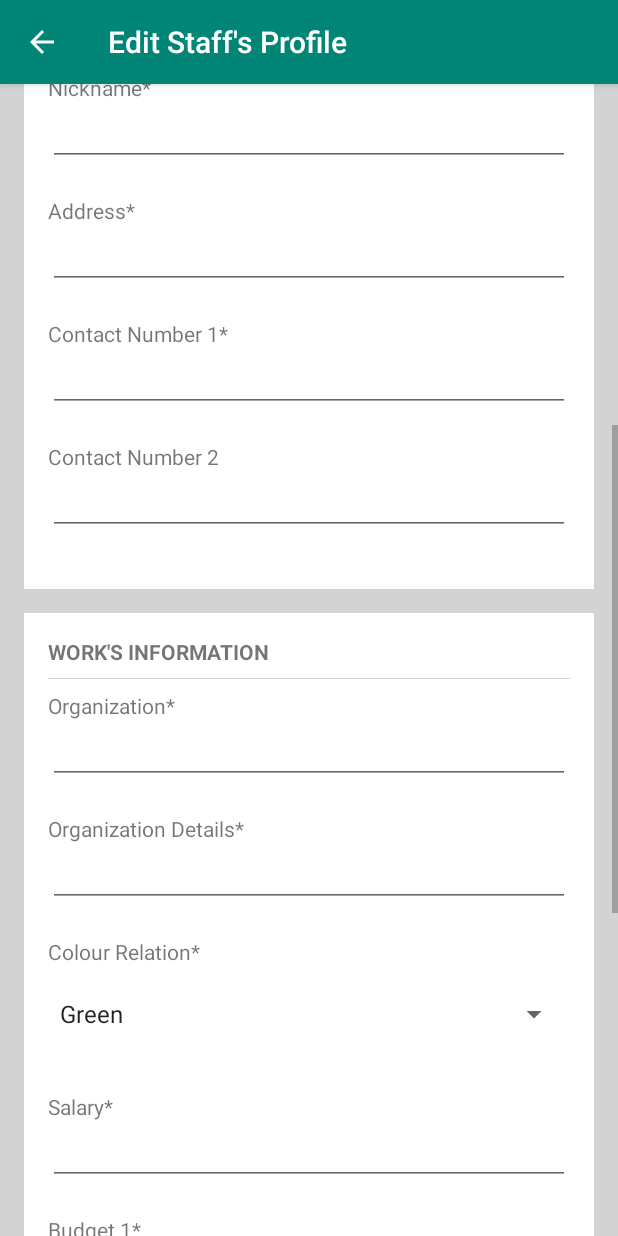
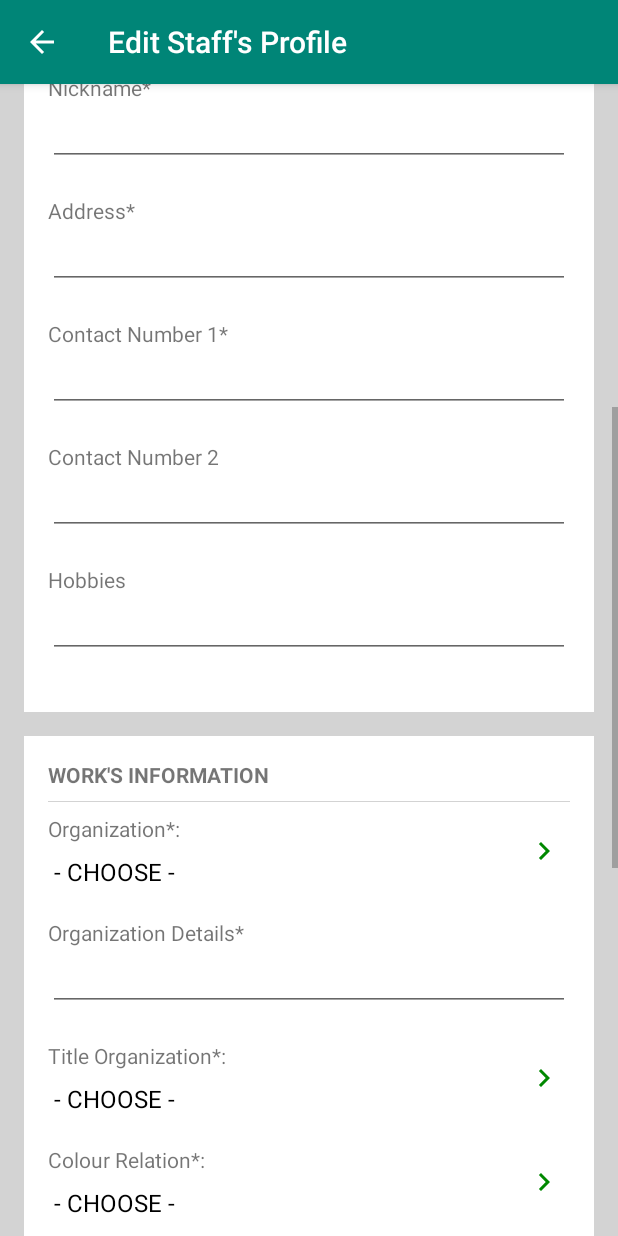
Before and after one commit to geneticdie/eContact, an Android app: the Profile screen opened directly, with no data from a screen before it, scrolled down 537 dp, on a phone screen of 412 x 824 dp. Run offline under Robolectric (Android 15) with nearby library versions, the phone set to English and light mode, and no system bars; our stand-ins replace Firebase (no records; nobody signed in at launch, a user with empty details on screens opened directly); libraries missing offline, so code that uses them is left out: com.theartofdev.edmodo, com.weiwangcn.betterspinner, in.galaxyofandroid.spinerdialog; 12 statements that could not run were skipped.

Commit message:
Added new features

```diff
--- a/app/build.gradle
+++ b/app/build.gradle
@@ -6,6 +6,7 @@ android {
     defaultConfig {
         applicationId "xyz.voltwilz.employee"
         minSdkVersion 23
+
         targetSdkVersion 29
         versionCode 1
         versionName "1.0"
--- a/app/src/main/java/xyz/voltwilz/employee/Profile.java
+++ b/app/src/main/java/xyz/voltwilz/employee/Profile.java
@@ -51,6 +51,7 @@ import com.theartofdev.edmodo.cropper.CropImageView;
 import com.weiwangcn.betterspinner.library.material.MaterialBetterSpinner;
 
 import java.text.SimpleDateFormat;
+import java.util.ArrayList;
 import java.util.Date;
 import java.util.HashMap;
 import java.util.Map;
@@ -60,6 +61,9 @@ import androidx.annotation.Nullable;
 import androidx.appcompat.app.AppCompatActivity;
 import androidx.core.app.ActivityCompat;
 import androidx.core.content.ContextCompat;
+import in.galaxyofandroid.spinerdialog.OnSpinerItemClick;
+import in.galaxyofandroid.spinerdialog.SpinnerDialog;
+import xyz.voltwilz.employee.ClassOnly.Master;
 import xyz.voltwilz.employee.ClassOnly.UserProfile;
 
 import static xyz.voltwilz.employee.FragmentManageUser.EXTRA_KEYVALUE;
@@ -72,6 +76,11 @@ public class Profile extends AppCompatActivity {
     DatabaseReference mRootRef = FirebaseDatabase.getInstance().getReference();
     DatabaseReference usersRef = mRootRef.child("Staffs");
     DatabaseReference budgetRef = mRootRef.child("Budget");
+    DatabaseReference masterRef = mRootRef.child("Master");
+    DatabaseReference organizationRef = masterRef.child("Organization");
+    DatabaseReference colourRef = masterRef.child("Colour");
+    DatabaseReference relationshipRef = masterRef.child("Relationship");
+    DatabaseReference titleRef = masterRef.child("Title");
     StorageReference profpicStoreRef = FirebaseStorage.getInstance().getReference("Profile_Picture");
     StorageReference delRef = FirebaseStorage.getInstance().getReference();
     String currentUserUID;
@@ -79,19 +88,25 @@ public class Profile extends AppCompatActivity {
     UploadTask uploadTask;
 
     RelativeLayout profileRootLayout;
-    LinearLayout profile_wholeLayout;
+    LinearLayout profile_wholeLayout, profile_layoutOrganization, profile_layoutTitleOrg, profile_layoutColourRelation;
     ProgressBar profile_progressBar;
     //MaterialBetterSpinner materialBetterSpinner;
     Spinner spinner, spinnerTypeBudget1, spinnerTypeBudget2;
-    TextView tv_TypeBudget2;
-    EditText mFirstname, mLastname, mNickname, mAddress, mSalary, mCtcNum1, mCtcNum2, mOrganization,
-            mOrgaDetail, mBudget1, mBudget2;
+    SpinnerDialog spinnerDialogOrganization, spinnerDialogColour, spinnerDialogTitle, spinnerDialogRelationship;
+    TextView tv_TypeBudget2, mOrganization, mColourRelation, mTitleOrg;
+    EditText mFirstname, mLastname, mNickname, mAddress, mSalary, mCtcNum1, mCtcNum2,
+            mOrgaDetail, mBudget1, mBudget2, mHobbies;
     ImageView profileProfPic;
     String profileFirstName, profileLastName, profileNickname, profileAddress, profileCtcNum1,
-            profileCtcNum2, profileOrganization, profileOrgaDetail, profileTypeBudget1, profileTypeBudget2;
+            profileCtcNum2, profileOrganization, profileOrgaDetail, profileTypeBudget1, profileTypeBudget2,
+            profileHobbies, profileTitleOrg, profileColour;
     String keyValue, colourRelationValue, typeBudget1Value, typeBudget2Value, currentYearString, currentDateString;
     Integer profileSalary, profileBudget1, profileBudget2;
     ArrayAdapter<String> arrayAdapter, arrayAdapterTypeBudget;
+    ArrayList<String> listOrganization = new ArrayList<>();
+    ArrayList<String> listTitle = new ArrayList<>();
+    ArrayList<String> listColour = new ArrayList<>();
+    ArrayList<String> listRelationship = new ArrayList<>();
 
     Button mBtnSave, mBtnDelete;
 
@@ -103,22 +118,32 @@ public class Profile extends AppCompatActivity {
         getSupportActionBar().setDisplayHomeAsUpEnabled(true);
         setTitle("Edit Staff's Profile");
 
+        Intent intent = getIntent();
+        keyValue = intent.getStringExtra(EXTRA_KEYVALUE);
+
         String[] colourRelationList = {"Green", "Yellow", "Blue"};
         String[] typeBudget = {"Monthly", "Yearly", "Periodic"};
 
         profileRootLayout = findViewById(R.id.profile_MainLayout);
         profile_wholeLayout = findViewById(R.id.profile_wholeLayout);
+        profile_layoutOrganization = findViewById(R.id.profile_layoutOrganization);
+        profile_layoutColourRelation = findViewById(R.id.profile_layoutColour);
+        profile_layoutTitleOrg = findViewById(R.id.profile_layoutTitle);
         profile_progressBar = findViewById(R.id.profile_progressBar);
         profileProfPic = findViewById(R.id.profile_profPicture);
         mFirstname = findViewById(R.id.profile_firstName);
         mLastname = findViewById(R.id.profile_lastName);
         mNickname = findViewById(R.id.profile_nickname);
         mAddress = findViewById(R.id.profile_address);
+        mHobbies = findViewById(R.id.profile_hobbies);
         mSalary = findViewById(R.id.profile_salary);
         mCtcNum1 = findViewById(R.id.profile_contactNum1);
         mCtcNum2 = findViewById(R.id.profile_contactNum2);
+        mColourRelation = findViewById(R.id.profile_colourRelation);
+        mTitleOrg = findViewById(R.id.profile_TitleOrganization);
         mOrganization = findViewById(R.id.profile_organization);
         mOrgaDetail = findViewById(R.id.profile_orgDetail);
+
         mBudget1 = findViewById(R.id.profile_budget1);
         mBudget2 = findViewById(R.id.profile_budget2);
         spinnerTypeBudget1 = findViewById(R.id.profile_SpinnerTypeBudget1);
@@ -132,14 +157,42 @@ public class Profile extends AppCompatActivity {
         arrayAdapterTypeBudget = new ArrayAdapter<>(this,
                 android.R.layout.simple_dropdown_item_1line, typeBudget);
 
-        System.out.println("a "+ arrayAdapter.getPosition("Yellow"));
+        spinnerDialogOrganization = new SpinnerDialog(Profile.this, listOrganization, "Search Organization", R.style.DialogAnimations_SmileWindow , "Close");
+        spinnerDialogOrganization.setCancellable(true);
+        spinnerDialogOrganization.setShowKeyboard(false);
+        spinnerDialogOrganization.bindOnSpinerListener(new OnSpinerItemClick() {
+            @Override
+            public void onClick(String item, int position) {
+                mOrganization.setText(item);
+            }
+        });
 
-        spinner = findViewById(R.id.profile_colourRelation);
-        spinner.setAdapter(arrayAdapter);
+        spinnerDialogColour = new SpinnerDialog(Profile.this, listColour, "Search Colour", R.style.DialogAnimations_SmileWindow , "Close");
+        spinnerDialogColour.setCancellable(true);
+        spinnerDialogColour.setShowKeyboard(false);
+        spinnerDialogColour.bindOnSpinerListener(new OnSpinerItemClick() {
+            @Override
+            public void onClick(String item, int position) {
+                mColourRelation.setText(item);
+            }
+        });
+
+        spinnerDialogTitle= new SpinnerDialog(Profile.this, listTitle, "Search Title Organization", R.style.DialogAnimations_SmileWindow , "Close");
+        spinnerDialogTitle.setCancellable(true);
+        spinnerDialogTitle.setShowKeyboard(false);
+        spinnerDialogTitle.bindOnSpinerListener(new OnSpinerItemClick() {
+            @Override
+            public void onClick(String item, int position) {
+                mTitleOrg.setText(item);
+            }
+        });
+
+        //spinner = findViewById(R.id.profile_colourRelation);
+        //spinner.setAdapter(arrayAdapter);
         spinnerTypeBudget1.setAdapter(arrayAdapterTypeBudget);
         spinnerTypeBudget2.setAdapter(arrayAdapterTypeBudget);
 
-        spinner.setOnItemSelectedListener(new AdapterView.OnItemSelectedListener() {
+        /*spinner.setOnItemSelectedListener(new AdapterView.OnItemSelectedListener() {
             @Override
             public void onItemSelected(AdapterView<?> adapterView, View view, int i, long l) {
                 colourRelationValue = adapterView.getItemAtPosition(i).toString();
@@ -149,7 +202,7 @@ public class Profile extends AppCompatActivity {
             public void onNothingSelected(AdapterView<?> adapterView) {
 
             }
-        });
+        });*/
 
         spinnerTypeBudget1.setOnItemSelectedListener(new AdapterView.OnItemSelectedListener() {
             @Override
@@ -175,10 +228,26 @@ public class Profile extends AppCompatActivity {
             }
         });
 
-        Intent intent = getIntent();
-        keyValue = intent.getStringExtra(EXTRA_KEYVALUE);
+        profile_layoutOrganization.setOnClickListener(new View.OnClickListener() {
+            @Override
+            public void onClick(View view) {
+                spinnerDialogOrganization.showSpinerDialog();
+            }
+        });
 
-        //Toast.makeText(this, currentUser.getUid() , Toast.LENGTH_SHORT).show();
+        profile_layoutTitleOrg.setOnClickListener(new View.OnClickListener() {
+            @Override
+            public void onClick(View view) {
+                spinnerDialogTitle.showSpinerDialog();
+            }
+        });
+
+        profile_layoutColourRelation.setOnClickListener(new View.OnClickListener() {
+            @Override
+            public void onClick(View view) {
+                spinnerDialogColour.showSpinerDialog();
+            }
+        });
 
         profileProfPic.setOnClickListener(new View.OnClickListener() {
             @Override
@@ -262,6 +331,7 @@ public class Profile extends AppCompatActivity {
         super.onStart();
 
         setCurrentDate();
+        getListFromMaster();
         mAuth = FirebaseAuth.getInstance();
         currentUserUID = mAuth.getInstance().getCurrentUser().getUid();
 
@@ -355,6 +425,9 @@ public class Profile extends AppCompatActivity {
         profileCtcNum2 = mCtcNum2.getText().toString();
         profileOrganization = mOrganization.getText().toString();
         profileOrgaDetail = mOrgaDetail.getText().toString();
+        profileTitleOrg = mTitleOrg.getText().toString();
+        profileHobbies = mHobbies.getText().toString();
+        profileColour = mColourRelation.getText().toString();
         profileTypeBudget1 = typeBudget1Value;
         profileTypeBudget2 = typeBudget2Value;
 
@@ -430,9 +503,11 @@ public class Profile extends AppCompatActivity {
         updateBio.put("nickname", profileNickname);
         updateBio.put("orgDetail", profileOrgaDetail);
         updateBio.put("organization", profileOrganization);
-        updateBio.put("colourRelation", colourRelationValue);
+        updateBio.put("colourRelation", profileColour);
         updateBio.put("salary", profileSalary);
         updateBio.put("date_entry", currentDateString);
+        updateBio.put("title_organization", profileTitleOrg);
+        updateBio.put("hobbies", profileHobbies);
 
         budgetInfo.put("budget1", profileBudget1);
         budgetInfo.put("budget2", profileBudget2);
@@ -471,14 +546,17 @@ public class Profile extends AppCompatActivity {
                     mOrganization.setText(userProfile.getOrganization());
                     mOrgaDetail.setText(userProfile.getOrgDetail());
                     mSalary.setText(userProfile.getSalary().toString());
+                    mColourRelation.setText(userProfile.getColourRelation());
+                    mTitleOrg.setText(userProfile.getTitle_organization());
+                    mHobbies.setText(userProfile.getHobbies());
 
-                    if (userProfile.getColourRelation().equals("Green")) {
+                    /*if (userProfile.getColourRelation().equals("Green")) {
                         spinner.setSelection(arrayAdapter.getPosition("Green"));
                     } else if (userProfile.getColourRelation().equals("Yellow")) {
                         spinner.setSelection(arrayAdapter.getPosition("Yellow"));
                     } else if (userProfile.getColourRelation().equals("Blue")) {
                         spinner.setSelection(arrayAdapter.getPosition("Blue"));
-                    }
+                    }*/
 
                 }
                 profile_progressBar.setVisibility(View.INVISIBLE);
@@ -654,4 +732,90 @@ public class Profile extends AppCompatActivity {
         currentDateString = dateFormat.format(currentDate);
         currentYearString = yearFormat.format(currentDate);
     }
+
+    public void getListFromMaster() {
+        // Organization's Master
+        organizationRef.addValueEventListener(new ValueEventListener() {
+            @Override
+            public void onDataChange(@NonNull DataSnapshot dataSnapshot) {
+                listOrganization.clear();
+                if (dataSnapshot != null) {
+                    for (DataSnapshot dataSnapshot1: dataSnapshot.getChildren()) {
+                        Master master = dataSnapshot1.getValue(Master.class);
+                        listOrganization.add(master.getValue_is());
+                    }
+                } else {
+                    Toast.makeText(Profile.this, "There are nothing in Organization's list", Toast.LENGTH_LONG).show();
+                }
+            }
+
+            @Override
+            public void onCancelled(@NonNull DatabaseError databaseError) {
+
+            }
+        });
+
+        // Colour's Master
+        colourRef.addValueEventListener(new ValueEventListener() {
+            @Override
+            public void onDataChange(@NonNull DataSnapshot dataSnapshot) {
+                listColour.clear();
+                if (dataSnapshot != null) {
+                    for (DataSnapshot dataSnapshot1: dataSnapshot.getChildren()) {
+                        Master master = dataSnapshot1.getValue(Master.class);
+                        listColour.add(master.getValue_is());
+                    }
+                } else {
+                    Toast.makeText(Profile.this, "There are nothing in Colour's list", Toast.LENGTH_LONG).show();
+                }
+            }
+
+            @Override
+            public void onCancelled(@NonNull DatabaseError databaseError) {
+
+            }
+        });
+
+        // Title's Master
+        titleRef.addValueEventListener(new ValueEventListener() {
+            @Override
+            public void onDataChange(@NonNull DataSnapshot dataSnapshot) {
+                listTitle.clear();
+                if (dataSnapshot != null) {
+                    for (DataSnapshot dataSnapshot1: dataSnapshot.getChildren()) {
+                        Master master = dataSnapshot1.getValue(Master.class);
+                        listTitle.add(master.getValue_is());
+                    }
+                } else {
+                    Toast.makeText(Profile.this, "There are nothing in Title's list", Toast.LENGTH_LONG).show();
+                }
+            }
+
+            @Override
+            public void onCancelled(@NonNull DatabaseError databaseError) {
+
+            }
+        });
+
+        // Relationship's Master
+        relationshipRef.addValueEventListener(new ValueEventListener() {
+            @Override
+            public void onDataChange(@NonNull DataSnapshot dataSnapshot) {
+                listRelationship.clear();
+                if (dataSnapshot != null) {
+                    for (DataSnapshot dataSnapshot1: dataSnapshot.getChildren()) {
+                        Master master = dataSnapshot1.getValue(Master.class);
+                        listRelationship.add(master.getValue_is());
+                    }
+                } else {
+                    Toast.makeText(Profile.this, "There are nothing in Relationship's list", Toast.LENGTH_LONG).show();
+                }
+            }
+
+            @Override
+            public void onCancelled(@NonNull DatabaseError databaseError) {
+
+            }
+        });
+    }
 }
--- a/app/src/main/java/xyz/voltwilz/employee/SignUpPage.java
+++ b/app/src/main/java/xyz/voltwilz/employee/SignUpPage.java
@@ -145,7 +145,7 @@ public class SignUpPage extends AppCompatActivity {
         DateFormat dateFormat = new SimpleDateFormat("dd/MM/yy HH:mm:ss");
         Date currentDate = new Date();
 
-        UserProfile userProfile = new UserProfile("", "", "", "", "",
+        UserProfile userProfile = new UserProfile("", "", "", "", "", "", "",
                 "", "", "",
                 "", "", 0,
                 0, 0, 1, dateFormat.format(currentDate), "");
--- a/app/src/main/res/layout/activity_profile.xml
+++ b/app/src/main/res/layout/activity_profile.xml
@@ -145,6 +145,19 @@
                     android:textSize="16sp"
                     android:inputType="phone"
                     android:layout_marginBottom="20dp"/>
+
+                <TextView
+                    android:layout_width="wrap_content"
+                    android:layout_height="wrap_content"
+                    android:textSize="14sp"
+                    android:text="Hobbies"/>
+
+                <EditText
+                    android:id="@+id/profile_hobbies"
+                    android:layout_width="match_parent"
+                    android:layout_height="wrap_content"
+                    android:textSize="16sp"
+                    android:layout_marginBottom="20dp"/>
             </LinearLayout>
 
             <LinearLayout
@@ -169,18 +182,51 @@
                     android:layout_marginTop="8dp"
                     android:layout_marginBottom="8dp"/>
 
+                <LinearLayout
+                    android:id="@+id/profile_layoutOrganization"
+                    android:layout_width="match_parent"
+                    android:layout_height="wrap_content"
+                    android:layout_marginBottom="20dp"
+                    android:orientation="horizontal"
+                    android:weightSum="1">
+
+                    <LinearLayout
+                        android:layout_width="match_parent"
+                        android:layout_height="match_parent"
+                        android:layout_weight="0.1"
+                        android:orientation="vertical">
+
                         <TextView
                             android:layout_width="wrap_content"
                             android:layout_height="wrap_content"
-                    android:textSize="14sp"
-                    android:text="Organization*"/>
+                            android:text="Organization*:"
+                            android:layout_marginBottom="8dp"
+                            android:textSize="14sp" />
 
-                <EditText
+                        <TextView
                             android:id="@+id/profile_organization"
                             android:layout_width="match_parent"
+                            android:layout_height="match_parent"
+                            android:layout_marginStart="4dp"
+                            android:text="- CHOOSE -"
+                            android:textColor="#000000"
+                            android:textSize="16sp" />
+                    </LinearLayout>
+
+                    <RelativeLayout
+                        android:layout_width="match_parent"
+                        android:layout_height="match_parent"
+                        android:layout_weight="0.9">
+
+                        <ImageView
+                            android:layout_width="match_parent"
                             android:layout_height="wrap_content"
-                    android:textSize="16sp"
-                    android:layout_marginBottom="20dp"/>
+                            android:layout_centerVertical="true"
+                            android:src="@drawable/icon_right_arrow" />
+                    </RelativeLayout>
+
+
+                </LinearLayout>
 
                 <TextView
                     android:layout_width="wrap_content"
@@ -195,18 +241,97 @@
                     android:textSize="16sp"
                     android:layout_marginBottom="20dp"/>
 
+                <LinearLayout
+                    android:id="@+id/profile_layoutTitle"
+                    android:layout_width="match_parent"
+                    android:layout_height="wrap_content"
+                    android:layout_marginBottom="20dp"
+                    android:orientation="horizontal"
+                    android:weightSum="1">
+
+                    <LinearLayout
+                        android:layout_width="match_parent"
+                        android:layout_height="match_parent"
+                        android:layout_weight="0.1"
+                        android:orientation="vertical">
+
                         <TextView
                             android:layout_width="wrap_content"
                             android:layout_height="wrap_content"
-                    android:textSize="14sp"
-                    android:text="Colour Relation*"/>
+                            android:text="Title Organization*:"
+                            android:layout_marginBottom="8dp"
+                            android:textSize="14sp" />
 
-                <Spinner
+                        <TextView
+                            android:id="@+id/profile_TitleOrganization"
+                            android:layout_width="match_parent"
+                            android:layout_height="match_parent"
+                            android:layout_marginStart="4dp"
+                            android:text="- CHOOSE -"
+                            android:textColor="#000000"
+                            android:textSize="16sp" />
+                    </LinearLayout>
+
+                    <RelativeLayout
+                        android:layout_width="match_parent"
+                        android:layout_height="match_parent"
+                        android:layout_weight="0.9">
+
+                        <ImageView
+                            android:layout_width="match_parent"
+                            android:layout_height="wrap_content"
+                            android:layout_centerVertical="true"
+                            android:src="@drawable/icon_right_arrow" />
+                    </RelativeLayout>
+
+
+                </LinearLayout>
+
+                <LinearLayout
+                    android:id="@+id/profile_layoutColour"
+                    android:layout_width="match_parent"
+                    android:layout_height="wrap_content"
+                    android:layout_marginBottom="20dp"
+                    android:orientation="horizontal"
+                    android:weightSum="1">
+
+                    <LinearLayout
+                        android:layout_width="match_parent"
+                        android:layout_height="match_parent"
+                        android:layout_weight="0.1"
+                        android:orientation="vertical">
+
+                        <TextView
+                            android:layout_width="wrap_content"
+                            android:layout_height="wrap_content"
+                            android:text="Colour Relation*:"
+                            android:layout_marginBottom="8dp"
+                            android:textSize="14sp" />
+
+                        <TextView
                             android:id="@+id/profile_colourRelation"
                             android:layout_width="match_parent"
+                            android:layout_height="match_parent"
+                            android:layout_marginStart="4dp"
+                            android:text="- CHOOSE -"
+                            android:textColor="#000000"
+                            android:textSize="16sp" />
+                    </LinearLayout>
+
+                    <RelativeLayout
+                        android:layout_width="match_parent"
+                        android:layout_height="match_parent"
+                        android:layout_weight="0.9">
+
+                        <ImageView
+                            android:layout_width="match_parent"
                             android:layout_height="wrap_content"
-                    android:hint="Choose Colour Relation"
-                    android:layout_marginBottom="20dp"/>
+                            android:layout_centerVertical="true"
+                            android:src="@drawable/icon_right_arrow" />
+                    </RelativeLayout>
+
+
+                </LinearLayout>
 
                 <TextView
                     android:layout_width="wrap_content"
```
Also changed, not shown: app/src/main/java/xyz/voltwilz/employee/ClassOnly/Master.java (added, +21 -0 lines), app/src/main/java/xyz/voltwilz/employee/ClassOnly/UserProfile.java (+20 -1 lines), app/src/main/res/layout/fragment_home.xml (+8 -7 lines). Lines whose indentation alone changed are shown as unchanged.
